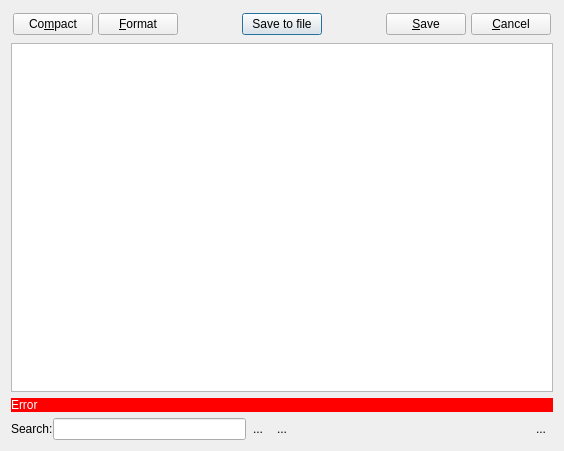
Old version of the form shvspy/src/texteditdialog.ui in the repository silicon-heaven/shvspy.
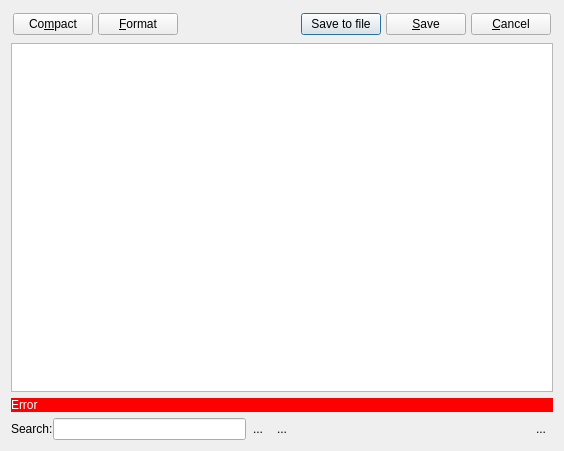
New version of the form. Icons and pictures are not drawn.

Patch:
```diff
--- a/shvspy/src/texteditdialog.ui
+++ b/shvspy/src/texteditdialog.ui
@@ -72,19 +72,6 @@
         </property>
        </widget>
       </item>
-      <item>
-       <spacer name="horizontalSpacer">
-        <property name="orientation">
-         <enum>Qt::Horizontal</enum>
-        </property>
-        <property name="sizeHint" stdset="0">
-         <size>
-          <width>40</width>
-          <height>20</height>
-         </size>
-        </property>
-       </spacer>
-      </item>
       <item>
        <widget class="QPushButton" name="btSave">
         <property name="text">
```
Left out of the diff: 6 changed lines with no effect on the pictures.
